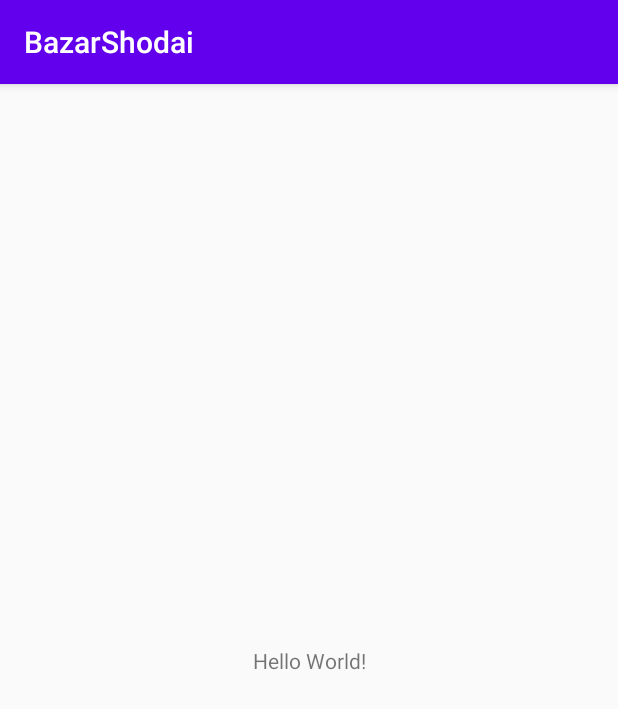
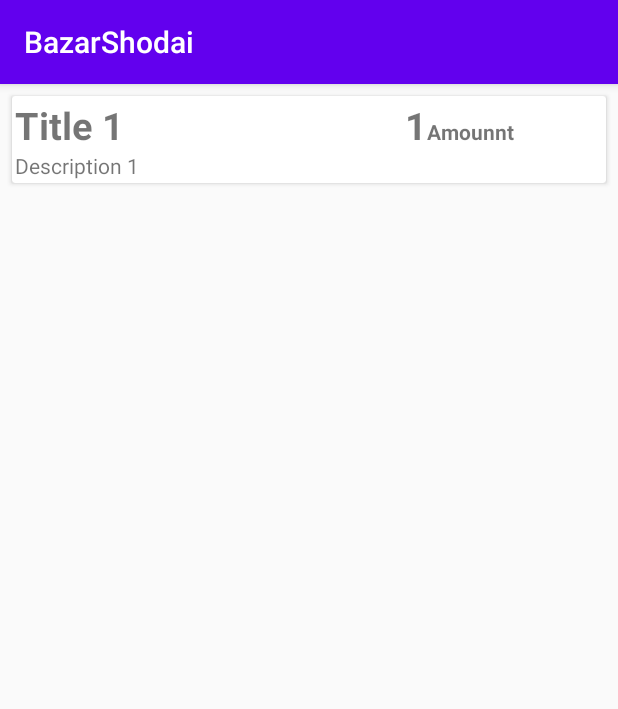
Before and after one commit to mahdiandrovo/BazarShodai, an Android app: the screen it shows after launch (HomeActivity), on a phone screen of 412 x 824 dp. Shown: the top 709 px of the screen. Run offline under Robolectric (Android 15) with nearby library versions, the phone set to English and light mode, and no system bars; our stand-ins replace Room's generated code.

Commit message:
recycler view added to show populated data in home activity

```diff
--- a/app/src/main/java/com/example/bazarshodai/HomeActivity.java
+++ b/app/src/main/java/com/example/bazarshodai/HomeActivity.java
@@ -3,6 +3,8 @@ package com.example.bazarshodai;
 import androidx.appcompat.app.AppCompatActivity;
 import androidx.lifecycle.Observer;
 import androidx.lifecycle.ViewModelProviders;
+import androidx.recyclerview.widget.LinearLayoutManager;
+import androidx.recyclerview.widget.RecyclerView;
 
 import android.os.Bundle;
 import android.util.Log;
@@ -14,27 +16,27 @@ public class HomeActivity extends AppCompatActivity {
     private String TAG = this.getClass().getSimpleName();
     private HomeViewModel homeViewModel;
 
+    private RecyclerView recyclerView_Note;
 
     @Override
     protected void onCreate(Bundle savedInstanceState) {
         super.onCreate(savedInstanceState);
         setContentView(R.layout.activity_home);
 
+        recyclerView_Note = (RecyclerView) findViewById(R.id.note_RecyclerView);
+        recyclerView_Note.setLayoutManager(new LinearLayoutManager(this));
+        recyclerView_Note.setHasFixedSize(true);
+
+        final NoteAdapter adapter = new NoteAdapter();
+        recyclerView_Note.setAdapter(adapter);
+
         homeViewModel = ViewModelProviders.of(this).get(HomeViewModel.class);
 
         homeViewModel.getAllNotes().observe(this, new Observer<List<Note>>() {
             @Override
             public void onChanged(List<Note> notes) {
-
                 //Update view here
-
-                //For obervation the Database
-                Note note;
-                for (int i=0;i<notes.size();i++){
-                    note = notes.get(i);
-                    Log.d("BAZAR_LIST", note.getTitle());
-                }
-
+                adapter.setNotes(notes);
             }
         });
     }
--- /dev/null
+++ b/app/src/main/java/com/example/bazarshodai/NoteAdapter.java
@@ -0,0 +1,68 @@
+package com.example.bazarshodai;
+
+import android.content.Context;
+import android.util.AttributeSet;
+import android.view.LayoutInflater;
+import android.view.View;
+import android.view.ViewGroup;
+import android.widget.TextView;
+
+import androidx.annotation.NonNull;
+import androidx.annotation.Nullable;
+import androidx.recyclerview.widget.RecyclerView;
+
+import java.util.ArrayList;
+import java.util.List;
+
+public class NoteAdapter extends RecyclerView.Adapter<NoteAdapter.NoteHolder> {
+
+    private List<Note> notes = new ArrayList<>();
+
+
+    @NonNull
+    @Override
+    public NoteHolder onCreateViewHolder(@NonNull ViewGroup parent, int viewType) {
+        View itemView = LayoutInflater.from(parent.getContext())
+                .inflate(R.layout.note_item, parent,false);
+        return new NoteHolder(itemView);
+    }
+
+    @Override
+    public void onBindViewHolder(@NonNull NoteHolder holder, int position) {
+        Note currentNote = notes.get(position);
+        holder.textView_Title.setText(currentNote.getTitle());
+        holder.textView_Amount.setText(String.valueOf(currentNote.getAmount()));
+        holder.textView_AmountType.setText(currentNote.getAmountType());
+        holder.textView_Description.setText(currentNote.getDescription());
+    }
+
+    @Override
+    public int getItemCount() {
+        return notes.size();
+    }
+    //This function will be called in Observe function in HomeActivity
+    public void setNotes(List<Note> notes){
+        this.notes = notes;
+        //It will notify RecyclerView but it is not efficient
+        //There are more functions like notifyItemInserted(),notifyItemRemoved() etc
+        //They also can hold animations but this notifyDataSetChanged() can not
+        //I will use them later
+        notifyDataSetChanged();
+    }
+
+    public class NoteHolder extends RecyclerView.ViewHolder{
+
+        private TextView textView_Title;
+        private TextView textView_Amount;
+        private TextView textView_AmountType;
+        private TextView textView_Description;
+
+        public NoteHolder(@NonNull View itemView) {
+            super(itemView);
+            textView_Title = itemView.findViewById(R.id.title);
+            textView_Amount = itemView.findViewById(R.id.amount);
+            textView_AmountType = itemView.findViewById(R.id.amount_type);
+            textView_Description = itemView.findViewById(R.id.description);
+        }
+    }
+}
--- a/app/src/main/java/com/example/bazarshodai/NoteDatabase.java
+++ b/app/src/main/java/com/example/bazarshodai/NoteDatabase.java
@@ -48,9 +48,9 @@ public abstract class NoteDatabase extends RoomDatabase {
 
         @Override
         protected Void doInBackground(Void... voids) {
-            noteDao.insert(new Note("Title 1","Description 1",1,"Amounnt Type 1", 1));
-            noteDao.insert(new Note("Title 2","Description 2",2,"Amounnt Type 2", 2));
-            noteDao.insert(new Note("Title 3","Description 3",3,"Amounnt Type 3", 3));
+            noteDao.insert(new Note("Title 1","Description 1",1,"Amounnt", 1));
+            noteDao.insert(new Note("Title 2","Description 2",2,"Amounnt", 2));
+            noteDao.insert(new Note("Title 3","Description 3",3,"Amounnt", 3));
             return null;
         }
     }
--- a/app/src/main/res/layout/activity_home.xml
+++ b/app/src/main/res/layout/activity_home.xml
@@ -6,13 +6,10 @@
     android:layout_height="match_parent"
     tools:context=".HomeActivity">
 
-    <TextView
-        android:layout_width="wrap_content"
-        android:layout_height="wrap_content"
-        android:text="Hello World!"
-        app:layout_constraintBottom_toBottomOf="parent"
-        app:layout_constraintLeft_toLeftOf="parent"
-        app:layout_constraintRight_toRightOf="parent"
-        app:layout_constraintTop_toTopOf="parent" />
+    <androidx.recyclerview.widget.RecyclerView
+        android:id="@+id/note_RecyclerView"
+        tools:listitem="@layout/note_item"
+        android:layout_width="match_parent"
+        android:layout_height="match_parent"/>
 
 </androidx.constraintlayout.widget.ConstraintLayout>
--- /dev/null
+++ b/app/src/main/res/layout/note_item.xml
@@ -0,0 +1,69 @@
+<?xml version="1.0" encoding="utf-8"?>
+<androidx.cardview.widget.CardView
+    xmlns:android="http://schemas.android.com/apk/res/android"
+    android:layout_width="match_parent"
+    android:layout_height="wrap_content"
+    android:layout_marginEnd="8dp"
+    android:layout_marginTop="8dp"
+    android:layout_marginStart="8dp">
+
+    <LinearLayout
+        android:orientation="vertical"
+        android:layout_width="match_parent"
+        android:layout_height="wrap_content"
+        android:padding="2dp">
+
+        <LinearLayout
+            android:layout_width="match_parent"
+            android:layout_height="wrap_content"
+            android:orientation="horizontal">
+
+            <TextView
+                android:id="@+id/title"
+                android:text="Title 1"
+                android:textSize="25sp"
+                android:textStyle="bold"
+                android:ellipsize="end"
+                android:layout_width="260sp"
+                android:layout_height="wrap_content"/>
+
+            <LinearLayout
+                android:layout_gravity="end"
+                android:orientation="horizontal"
+                android:layout_width="wrap_content"
+                android:layout_height="wrap_content">
+                <TextView
+                    android:id="@+id/amount"
+                    android:text="1"
+                    android:textSize="25sp"
+                    android:textStyle="bold"
+                    android:layout_width="wrap_content"
+                    android:layout_height="wrap_content"/>
+                <TextView
+                    android:id="@+id/amount_type"
+                    android:text="Liter"
+                    android:textStyle="bold"
+                    android:layout_width="140sp"
+                    android:layout_height="wrap_content"/>
+            </LinearLayout>
+
+
+        </LinearLayout>
+
+        <LinearLayout
+            android:layout_width="match_parent"
+            android:layout_height="wrap_content">
+
+            <TextView
+                android:id="@+id/description"
+                android:text="Description"
+                android:textStyle="normal"
+                android:layout_width="match_parent"
+                android:layout_height="wrap_content"/>
+
+        </LinearLayout>
+
+    </LinearLayout>
+
+
+</androidx.cardview.widget.CardView>
```
